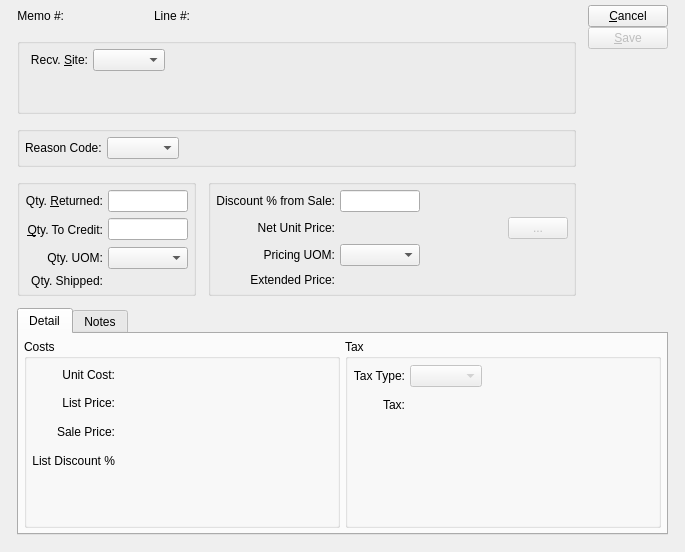
Pegasus-RPG/xtuple-client, file guiclient/creditMemoItem.ui: the form before one commit.
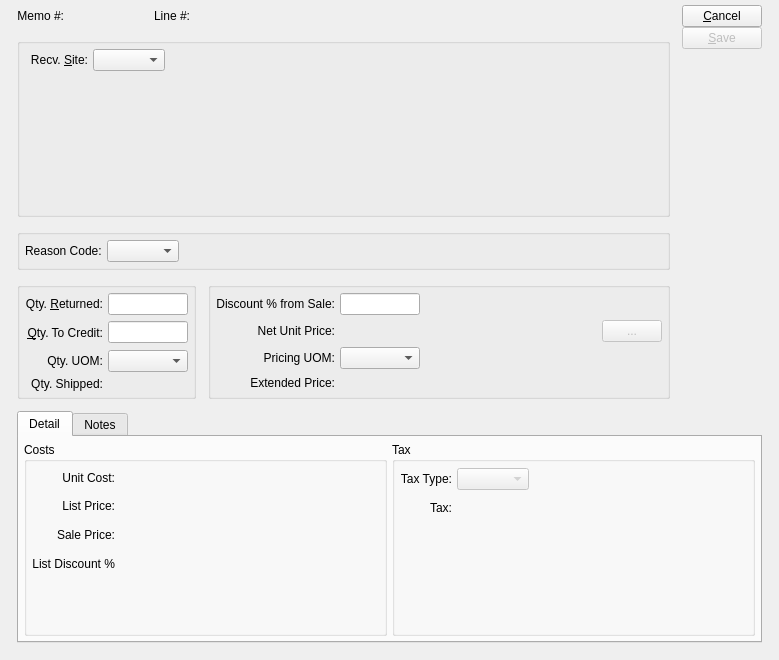
The form after the commit. Custom widgets are drawn as their Qt base class.

Commit message: issue #9046:  Correct format type.

```diff
--- a/guiclient/creditMemoItem.ui
+++ b/guiclient/creditMemoItem.ui
@@ -13,8 +13,8 @@
    <rect>
     <x>0</x>
     <y>0</y>
-    <width>685</width>
-    <height>552</height>
+    <width>779</width>
+    <height>660</height>
    </rect>
   </property>
   <property name="windowTitle">
@@ -437,7 +437,7 @@
              </size>
             </property>
             <property name="format">
-             <enum>CurrDisplay::Cost</enum>
+             <enum>CurrDisplay::SalesPrice</enum>
             </property>
             <property name="currencyEditable" stdset="0">
              <bool>false</bool>
```
